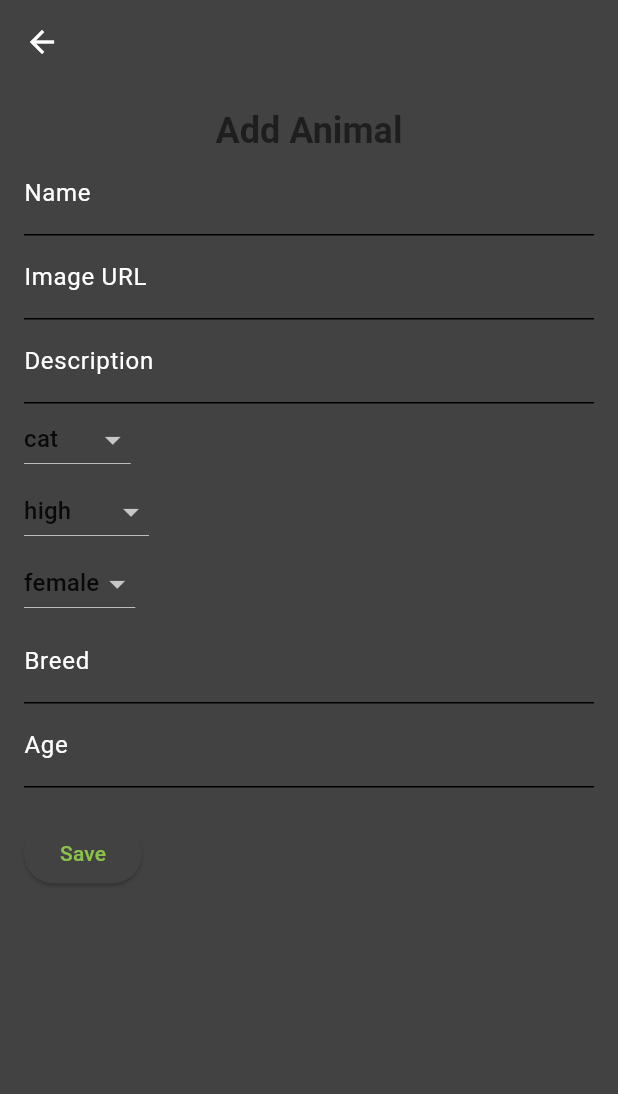
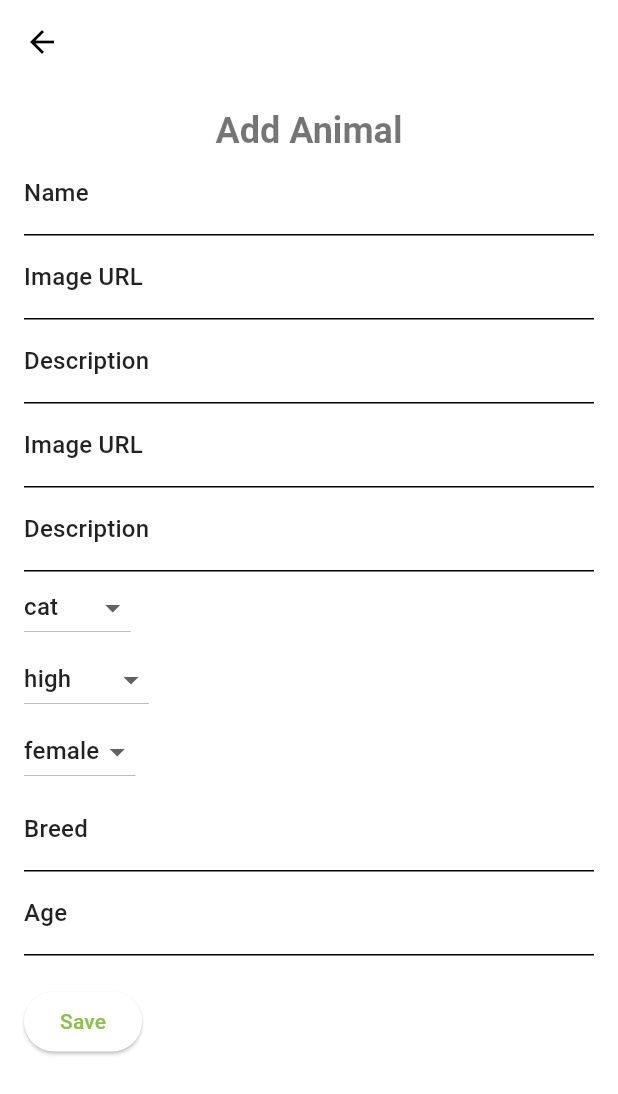
Before and after one commit to EllaGab09/adoption_app, a Flutter app: the AddAnimalForm screen opened directly with empty values, on a phone screen of 412 x 824 dp. Shown: the top 1094 px of the screen. Run offline on Flutter 3.47's test engine with Material 2 defaults, Android fonts, the phone set to English and light mode, and no system bars; our stand-ins replace cloud_firestore, firebase_core, flutter_riverpod, google_fonts, google_maps_flutter, sign_in_button; accounts and stored records are empty.

Commit message:
feat: implement add animal form
- Save animal to a static objects, to be replaced with crud operation
- Input validation

```diff
--- a/lib/main.dart
+++ b/lib/main.dart
@@ -1,3 +1,6 @@
+import 'package:adoption_app/dummy_data/animal_data.dart';
+import 'package:adoption_app/screens/adoption_application_details_adoption_center.dart';
+import 'package:adoption_app/screens/adoption_application_details_user.dart';
 import 'package:adoption_app/screens/login_screen.dart';
 import 'package:adoption_app/screens/tabs.dart';
 
@@ -15,9 +18,12 @@ final theme = ThemeData(
     primarySwatch: Colors.lightGreen,
     accentColor: Colors.lightGreenAccent,
     backgroundColor: Colors.white,
-    brightness: Brightness.dark,
+    brightness: Brightness.light,
   ),
   textTheme: GoogleFonts.robotoTextTheme(),
+  inputDecorationTheme: InputDecorationTheme(
+    hintStyle: TextStyle(color: Colors.grey),
+  ),
 );
 
 void main() async {
@@ -36,6 +42,14 @@ class App extends StatelessWidget {
       debugShowCheckedModeBanner: false,
       theme: theme,
       home: const LoginScreen(),
+      // home: AdoptionApplicationDetailsAC(
+      //   adoptionCenter: "Happy Paws Adoption Center",
+      //   animalInfo: "Dog",
+      //   userName: "John Doe",
+      //   userMessage: "I would like to adopt a dog.",
+      //   animal: dummyAnimals[0],
+      // ),
+
       routes: {
         '/login': (context) => const LoginScreen(),
         '/tabs': (context) => const TabsScreen(),
--- a/lib/screens/add_animal_screen.dart
+++ b/lib/screens/add_animal_screen.dart
@@ -2,7 +2,8 @@ import 'package:adoption_app/models/adoption_center.dart';
 import 'package:flutter/material.dart';
 import 'package:adoption_app/models/animal.dart';
 
-// TODO: add labels to each dropdown
+// TODO: change breed to dropdown
+// TODO: make age a number input and limit to 0-18
 
 class AddAnimalForm extends StatefulWidget {
   final AdoptionCenter adoptionCenter;
@@ -124,10 +125,17 @@ class _AddAnimalFormState extends State<AddAnimalForm> {
                           fontSize: 24,
                         )),
               ),
+
               // NAME
               TextFormField(
                 controller: _nameController,
-                decoration: const InputDecoration(labelText: 'Name'),
+                decoration: InputDecoration(
+                  labelText: 'Name',
+                  // Apply theme style for input field
+                  labelStyle: Theme.of(context).textTheme.titleMedium,
+                  // Apply theme style for error text
+                  errorStyle: Theme.of(context).textTheme.bodySmall,
+                ),
                 validator: (value) {
                   if (value == null || value.isEmpty) {
                     return 'Please enter a name';
@@ -135,10 +143,50 @@ class _AddAnimalFormState extends State<AddAnimalForm> {
                   return null;
                 },
               ),
+
               // IMAGE URL
               TextFormField(
                 controller: _imageURLController,
-                decoration: const InputDecoration(labelText: 'Image URL'),
+                decoration: InputDecoration(
+                  labelText: 'Image URL',
+                  // Apply theme style for input field
+                  labelStyle: Theme.of(context).textTheme.titleMedium,
+                  // Apply theme style for error text
+                  errorStyle: Theme.of(context).textTheme.bodySmall,
+                ),
+                validator: (value) {
+                  if (value == null || value.isEmpty) {
+                    return 'Please enter an image URL';
+                  }
+                  return null;
+                },
+              ),
+
+              // DESCRIPTION
+              TextFormField(
+                controller: _descriptionController,
+                decoration: InputDecoration(
+                  labelText: 'Description',
+                  // Apply theme style for input field
+                  labelStyle: Theme.of(context).textTheme.titleMedium,
+                  // Apply theme style for error text
+                  errorStyle: Theme.of(context).textTheme.bodySmall,
+                ),
+                validator: (value) {
+                  if (value == null || value.isEmpty) {
+                    return 'Please enter a description';
+                  }
+                  return null;
+                },
+              ),
+              TextFormField(
+                controller: _imageURLController,
+                decoration: InputDecoration(
+                  labelText: 'Image URL', // Apply theme style for input field
+                  labelStyle: Theme.of(context).textTheme.titleMedium,
+                  // Apply theme style for error text
+                  errorStyle: Theme.of(context).textTheme.bodySmall,
+                ),
                 validator: (value) {
                   if (value == null || value.isEmpty) {
                     return 'Please enter a image URL';
@@ -149,7 +197,12 @@ class _AddAnimalFormState extends State<AddAnimalForm> {
               // DESCRIPTION
               TextFormField(
                 controller: _descriptionController,
-                decoration: const InputDecoration(labelText: 'Description'),
+                decoration: InputDecoration(
+                  labelText: 'Description', // Apply theme style for input field
+                  labelStyle: Theme.of(context).textTheme.titleMedium,
+                  // Apply theme style for error text
+                  errorStyle: Theme.of(context).textTheme.bodySmall,
+                ),
                 validator: (value) {
                   if (value == null || value.isEmpty) {
                     return 'Please enter a description';
@@ -211,7 +264,12 @@ class _AddAnimalFormState extends State<AddAnimalForm> {
               // BREED
               TextFormField(
                 controller: _breedController,
-                decoration: const InputDecoration(labelText: 'Breed'),
+                decoration: InputDecoration(
+                  labelText: 'Breed', // Apply theme style for input field
+                  labelStyle: Theme.of(context).textTheme.titleMedium,
+                  // Apply theme style for error text
+                  errorStyle: Theme.of(context).textTheme.bodySmall,
+                ),
                 validator: (value) {
                   if (value == null || value.isEmpty) {
                     return 'Please enter a breed';
@@ -222,7 +280,12 @@ class _AddAnimalFormState extends State<AddAnimalForm> {
               // AGE
               TextFormField(
                 controller: _ageController,
-                decoration: const InputDecoration(labelText: 'Age'),
+                decoration: InputDecoration(
+                  labelText: 'Age', // Apply theme style for input field
+                  labelStyle: Theme.of(context).textTheme.titleMedium,
+                  // Apply theme style for error text
+                  errorStyle: Theme.of(context).textTheme.bodySmall,
+                ),
                 validator: (value) {
                   if (value == null || value.isEmpty) {
                     return 'Please enter an age';
```
